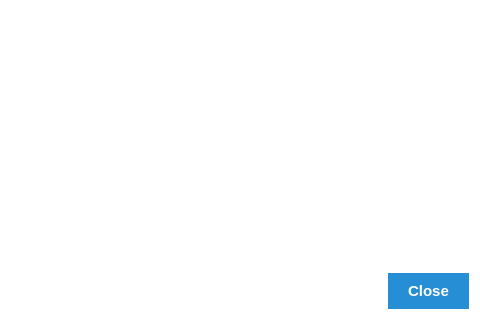
Old version of the form parsec/core/gui/forms/settings_dialog.ui in the repository Scille/parsec-cloud; both pictures show x 263 to 743 and y 218 to 538 of the 743 by 538 pixel window.
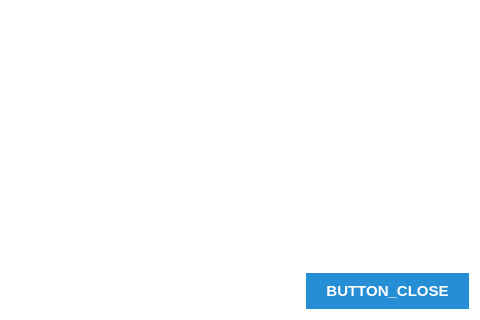
New version of the form. Icons and pictures are not drawn. Custom widgets are drawn as their Qt base class.

The edit to the form file:
```diff
--- a/parsec/core/gui/forms/settings_dialog.ui
+++ b/parsec/core/gui/forms/settings_dialog.ui
@@ -199,7 +199,7 @@
         <enum>Qt::RightToLeft</enum>
        </property>
        <property name="text">
-        <string>Close</string>
+        <string>BUTTON_CLOSE</string>
        </property>
        <property name="iconSize">
         <size>
```
Left out of the diff: 2 changed lines with no effect on the pictures.
